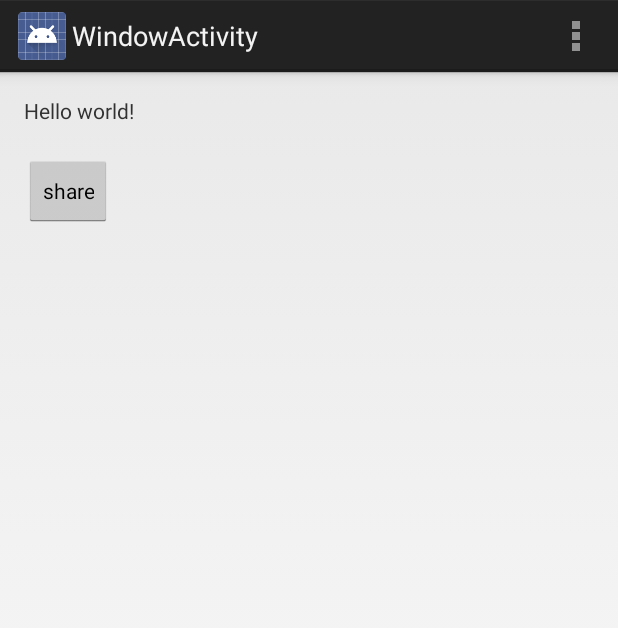
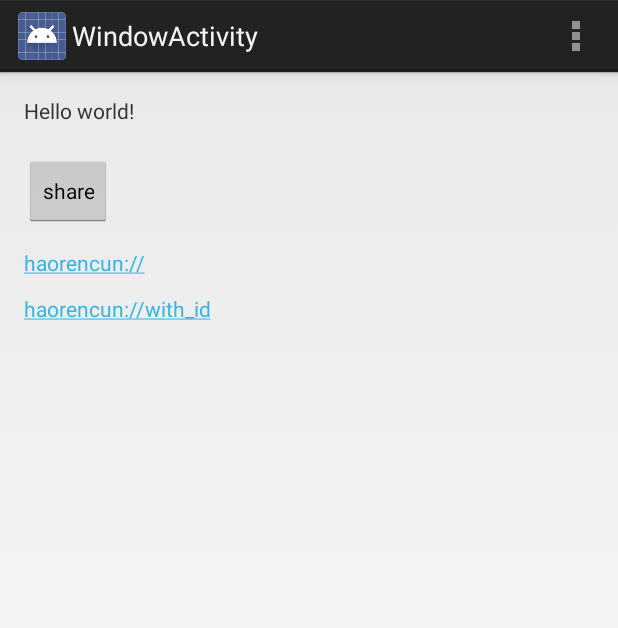
Before and after one commit to eeqg/MyDemos_Len, an Android app: the WindowActivity screen opened directly, with no data from a screen before it, on a phone screen of 412 x 824 dp. Shown: the top 628 px of the screen. Run offline under Robolectric (Android 15) with nearby library versions, the phone set to English and light mode, and no system bars.

```diff
--- a/app/src/main/java/com/example/mydemos_len/activitys/WebViewActivity.java
+++ b/app/src/main/java/com/example/mydemos_len/activitys/WebViewActivity.java
@@ -190,6 +190,7 @@ public class WebViewActivity extends Activity {
         });
 		webView.setDownloadListener(new WebviewDownloadListener());
 		mUrl = "http://clk1.haowin.cn/url/hNHLTBTm/K9WLyy";
+		// mUrl = "haorencun://";
 		webView.loadUrl(mUrl);
 
 		//init data
--- a/app/src/main/java/com/example/mydemos_len/activitys/WindowActivity.java
+++ b/app/src/main/java/com/example/mydemos_len/activitys/WindowActivity.java
@@ -6,6 +6,7 @@ import android.content.Intent;
 import android.content.pm.ActivityInfo;
 import android.graphics.PixelFormat;
 import android.os.Bundle;
+import android.text.method.LinkMovementMethod;
 import android.view.Gravity;
 import android.view.Menu;
 import android.view.MenuItem;
@@ -13,6 +14,7 @@ import android.view.View;
 import android.view.WindowManager;
 import android.view.View.OnClickListener;
 import android.view.WindowManager.LayoutParams;
+import android.widget.TextView;
 
 import com.example.mydemos_len.R;
 
@@ -33,6 +35,11 @@ public class WindowActivity extends Activity {
 				showShareView();
 			}
 		});
+
+		TextView view = (TextView) findViewById(R.id.tvUrl);
+		view.setMovementMethod(LinkMovementMethod.getInstance());
+		TextView view2 = (TextView) findViewById(R.id.tvUrl2);
+		view2.setMovementMethod(LinkMovementMethod.getInstance());
 	}
 
 	protected void showShareView() {
--- a/app/src/main/res/layout/activity_window.xml
+++ b/app/src/main/res/layout/activity_window.xml
@@ -6,13 +6,13 @@
                 android:paddingLeft="@dimen/activity_horizontal_margin"
                 android:paddingRight="@dimen/activity_horizontal_margin"
                 android:paddingTop="@dimen/activity_vertical_margin"
-    tools:context="com.example.mydemos_len.activitys.WindowActivity" >
+                tools:context="com.example.mydemos_len.activitys.WindowActivity">
 
     <TextView
         android:id="@+id/textView1"
         android:layout_width="wrap_content"
         android:layout_height="wrap_content"
-        android:text="@string/hello_world" />
+        android:text="@string/hello_world"/>
 
     <Button
         android:id="@+id/window_share"
@@ -22,6 +22,24 @@
         android:layout_alignParentLeft="true"
         android:layout_below="@+id/textView1"
         android:layout_marginTop="20dp"
-        android:text="share" />
+        android:text="share"/>
+
+    <TextView
+        android:id="@+id/tvUrl"
+        android:layout_width="wrap_content"
+        android:layout_height="wrap_content"
+        android:layout_alignParentStart="true"
+        android:layout_below="@+id/window_share"
+        android:layout_marginTop="14dp"
+        android:text="@string/url_test"/>
+
+    <TextView
+        android:id="@+id/tvUrl2"
+        android:layout_width="wrap_content"
+        android:layout_height="wrap_content"
+        android:text="@string/url_test2"
+        android:layout_below="@+id/tvUrl"
+        android:layout_alignParentStart="true"
+        android:layout_marginTop="11dp"/>
 
 </RelativeLayout>
--- a/app/src/main/res/values/strings.xml
+++ b/app/src/main/res/values/strings.xml
@@ -27,4 +27,6 @@
     <string name="title_activity_xrecycler_view">XRecyclerViewActivity</string>
     <string name="title_activity_clip_drawable">ClipDrawableActivity</string>
 
+    <string name="url_test"><a href='haorencun://'>haorencun://</a></string>
+    <string name="url_test2"><a href='haorencun://wx.zhuzhuone.com/shop/shop!detail.action?id=40c11dc04edb429ea6c5e8c853112d3e'>haorencun://with_id</a></string>
 </resources>
```
Also changed, not shown: app/src/main/java/com/example/mydemos_len/activitys/BannerViewActivity.java (+39 -0 lines), app/src/main/res/layout/activity_banner_view.xml (+19 -8 lines). Lines whose indentation alone changed are shown as unchanged.
